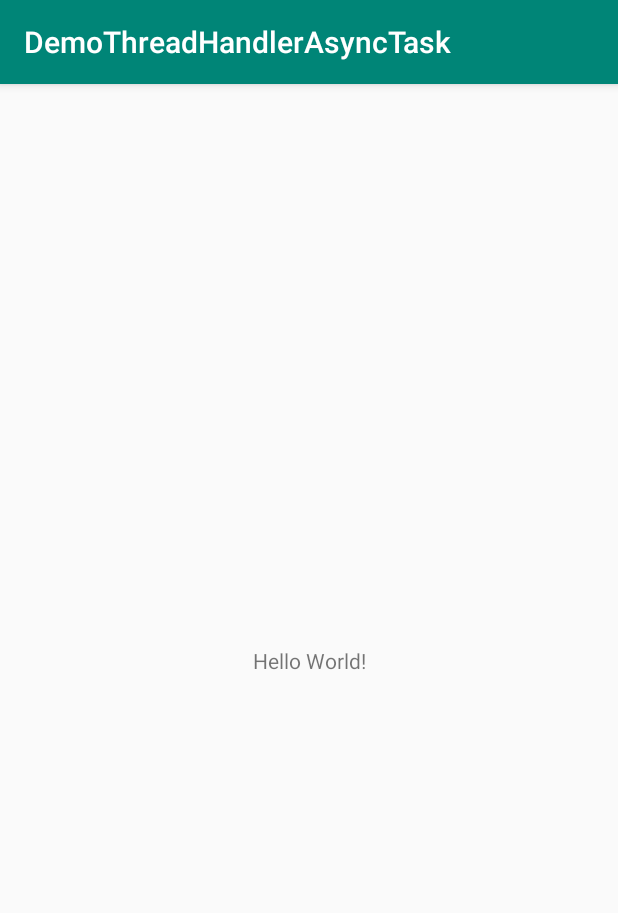
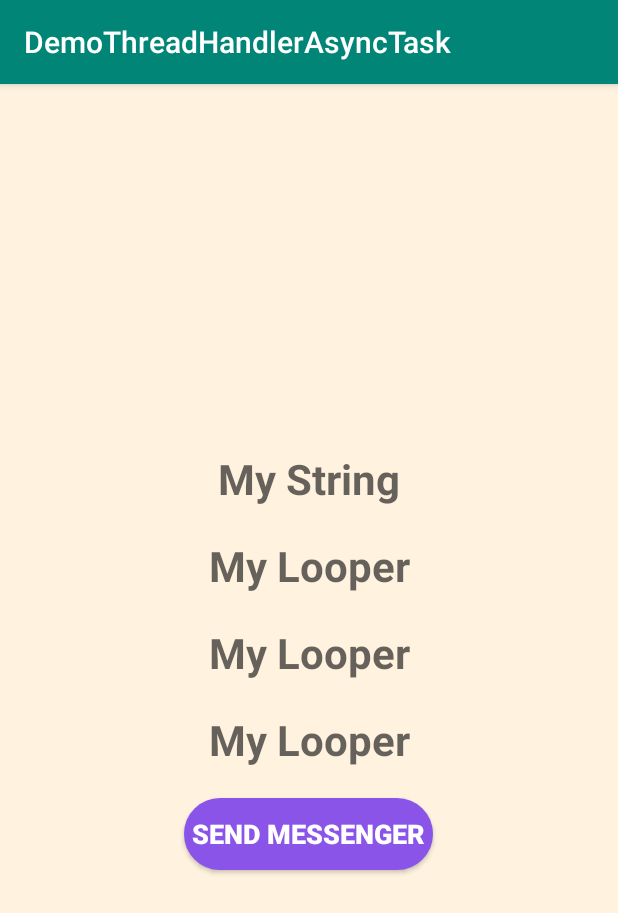
Before and after one commit to Namprodev2812/DemoThreadHandlerAsynctask, an Android app: the screen it shows after launch (MainActivity), on a phone screen of 412 x 824 dp. Shown: the top 913 px of the screen. Run offline under Robolectric (Android 15) with nearby library versions, the phone set to English and light mode, and no system bars.

Commit message:
thread demo

```diff
--- a/app/src/main/java/com/asterisk/nam/demothreadhandlerasynctask/MainActivity.java
+++ b/app/src/main/java/com/asterisk/nam/demothreadhandlerasynctask/MainActivity.java
@@ -1,13 +1,100 @@
 package com.asterisk.nam.demothreadhandlerasynctask;
 
+import android.os.Handler;
+import android.os.Message;
 import android.support.v7.app.AppCompatActivity;
 import android.os.Bundle;
+import android.view.View;
+import android.widget.Button;
+import android.widget.TextView;
 
 public class MainActivity extends AppCompatActivity {
+
+    Button mButtonSend;
+    TextView mTextMessenger, mTextLooper, mTextMessenger2, mTextLooper2;
+    Handler mHandler,mHandler2,mHandler3;
+    android.os.Looper mLooperThread2;
+    public  static final int MESSAGER_COUNT_DOWN = 69;
+    public  static final int MESSAGER_COUNT_DOWN_FINISH = 00;
 
     @Override
     protected void onCreate(Bundle savedInstanceState) {
         super.onCreate(savedInstanceState);
         setContentView(R.layout.activity_main);
+        init();
+        click();
+        initHandler();
+    }
+
+    private void initHandler() {
+        mHandler = new Handler(){
+            @Override
+            public void handleMessage(Message msg) {
+                switch (msg.what){
+
+                    case MESSAGER_COUNT_DOWN:
+                        updateUITextView(mTextMessenger,msg.arg1+"");
+                        break;
+                    case MESSAGER_COUNT_DOWN_FINISH:
+                        mButtonSend.setText("OUT");
+                        break;
+                }
+            }
+        };
+    }
+
+    public void init(){
+        mButtonSend = (Button) findViewById(R.id.btn_main);mTextMessenger = (TextView) findViewById(R.id.tv_main);
+        mTextLooper = (TextView) findViewById(R.id.tv_main_1);mTextMessenger2 = (TextView) findViewById(R.id.tv_main_2);
+        mTextLooper2 = (TextView) findViewById(R.id.tv_main_3);
+    }
+
+    public void click(){
+        mButtonSend.setOnClickListener(new View.OnClickListener() {
+            @Override
+            public void onClick(View v) {
+                doCountDown();
+            }
+        });
+    }
+
+    public void doCountDown(){
+        Thread thread = new Thread(new Runnable() {
+            @Override
+            public void run() {
+                int time  = 1000;
+                do {
+                    time --;
+
+                    Message msg = new Message();
+                    msg.what = MESSAGER_COUNT_DOWN    ;
+                    msg.arg1 = time;
+                    mHandler.sendMessage(msg);
+
+                    updateUITextViewWithHandlerPost(time+"");
+                    try {
+                        Thread.sleep(1000);
+                    } catch (InterruptedException e) {
+                        e.printStackTrace();
+                    }
+                }while (time > 0);
+                mHandler.sendEmptyMessage(MESSAGER_COUNT_DOWN_FINISH);
+            }
+        });
+
+        thread.start();
+    }
+
+    public void updateUITextView(TextView tv_mymessenger,String message){
+        tv_mymessenger.setText(""+message);
+    }
+    public void updateUITextViewWithHandlerPost(final String time){
+        mHandler = new Handler(android.os.Looper.getMainLooper());
+        mHandler3.post(new Runnable() {
+            @Override
+            public void run() {
+                mTextMessenger.setText(""+ time);
+            }
+        });
     }
 }
--- /dev/null
+++ b/app/src/main/res/drawable/background_border.xml
@@ -0,0 +1,9 @@
+<?xml version="1.0" encoding="utf-8"?>
+<shape xmlns:android="http://schemas.android.com/apk/res/android"
+    android:shape="rectangle">
+    <gradient android:startColor="#8A54E9"
+        android:endColor="#8A54E9"
+        android:angle="270" />
+    <corners android:radius="30dp" />
+    <stroke android:width="5px" android:color="#8A54E9" />
+</shape>
--- a/app/src/main/res/layout/activity_main.xml
+++ b/app/src/main/res/layout/activity_main.xml
@@ -1,18 +1,62 @@
 <?xml version="1.0" encoding="utf-8"?>
-<android.support.constraint.ConstraintLayout xmlns:android="http://schemas.android.com/apk/res/android"
-    xmlns:app="http://schemas.android.com/apk/res-auto"
-    xmlns:tools="http://schemas.android.com/tools"
+<LinearLayout
+    android:background="#FFF3E0"
+    android:orientation="vertical"
+    android:layout_height="match_parent"
     android:layout_width="match_parent"
-    android:layout_height="match_parent"
-    tools:context=".MainActivity">
+    android:gravity="center"
+    xmlns:android="http://schemas.android.com/apk/res/android">
 
     <TextView
+        android:layout_margin="10dp"
+        android:id="@+id/tv_main"
+        android:textStyle="bold"
+        android:textSize="28sp"
+        android:hint="My String"
+        android:gravity="center"
+        android:layout_width="match_parent"
+        android:layout_height="wrap_content" />
+    <TextView
+        android:layout_margin="10dp"
+        android:id="@+id/tv_main_1"
+        android:textStyle="bold"
+        android:textColor="#F44336"
+        android:textSize="28sp"
+        android:hint="My Looper"
+        android:gravity="center"
+        android:layout_width="match_parent"
+        android:layout_height="wrap_content" />
+
+    <TextView
+        android:layout_margin="10dp"
+        android:id="@+id/tv_main_2"
+        android:textStyle="bold"
+        android:textColor="#F44336"
+        android:textSize="28sp"
+        android:hint="My Looper"
+        android:gravity="center"
+        android:layout_width="match_parent"
+        android:layout_height="wrap_content" />
+    <TextView
+        android:layout_margin="10dp"
+        android:id="@+id/tv_main_3"
+        android:textStyle="bold"
+        android:textColor="#F44336"
+        android:textSize="28sp"
+        android:hint="My Looper"
+        android:gravity="center"
+        android:layout_width="match_parent"
+        android:layout_height="wrap_content" />
+    <Button
+        android:padding="5dp"
+        android:layout_margin="10dp"
+        android:layout_gravity="center"
+        android:id="@+id/btn_main"
+        android:text="Send Messenger"
+        android:textColor="#FFFFFF"
+        android:textSize="18sp"
+        android:textStyle="bold"
+        android:background="@drawable/background_border"
         android:layout_width="wrap_content"
-        android:layout_height="wrap_content"
-        android:text="Hello World!"
-        app:layout_constraintBottom_toBottomOf="parent"
-        app:layout_constraintLeft_toLeftOf="parent"
-        app:layout_constraintRight_toRightOf="parent"
-        app:layout_constraintTop_toTopOf="parent" />
-
-</android.support.constraint.ConstraintLayout>
+        android:layout_height="wrap_content" />
+</LinearLayout>
```
